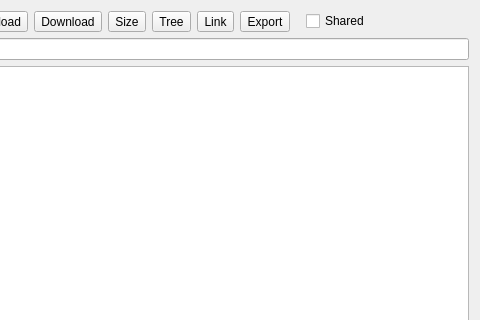
This is src/remote_widget.ui in holazt/RcloneBrowser as Qt 5 draws it before an edit; both pictures show x 432 to 912 and y 0 to 320 of the 912 by 552 pixel window. The edited form follows.
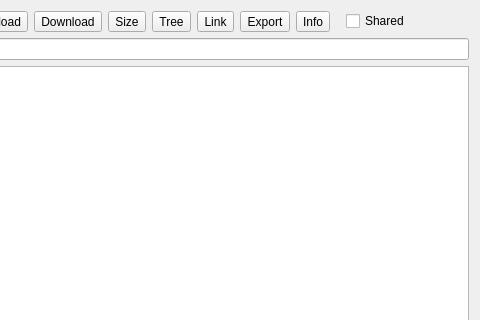
This is the edited form.

Commit message: added "rclone about" to remote menu

Diff of the .ui file:
```diff
--- a/src/remote_widget.ui
+++ b/src/remote_widget.ui
@@ -181,6 +181,16 @@
             </property>
            </widget>
           </item>
+          <item>
+           <widget class="QToolButton" name="buttonInfo">
+            <property name="text">
+             <string>Info</string>
+            </property>
+            <property name="toolButtonStyle">
+             <enum>Qt::ToolButtonTextUnderIcon</enum>
+            </property>
+           </widget>
+          </item>
           <item>
            <spacer name="horizontalSpacer">
             <property name="orientation">
```
Left out of the diff: 19 changed lines with no effect on the pictures. The commit also changes 4 other files.
